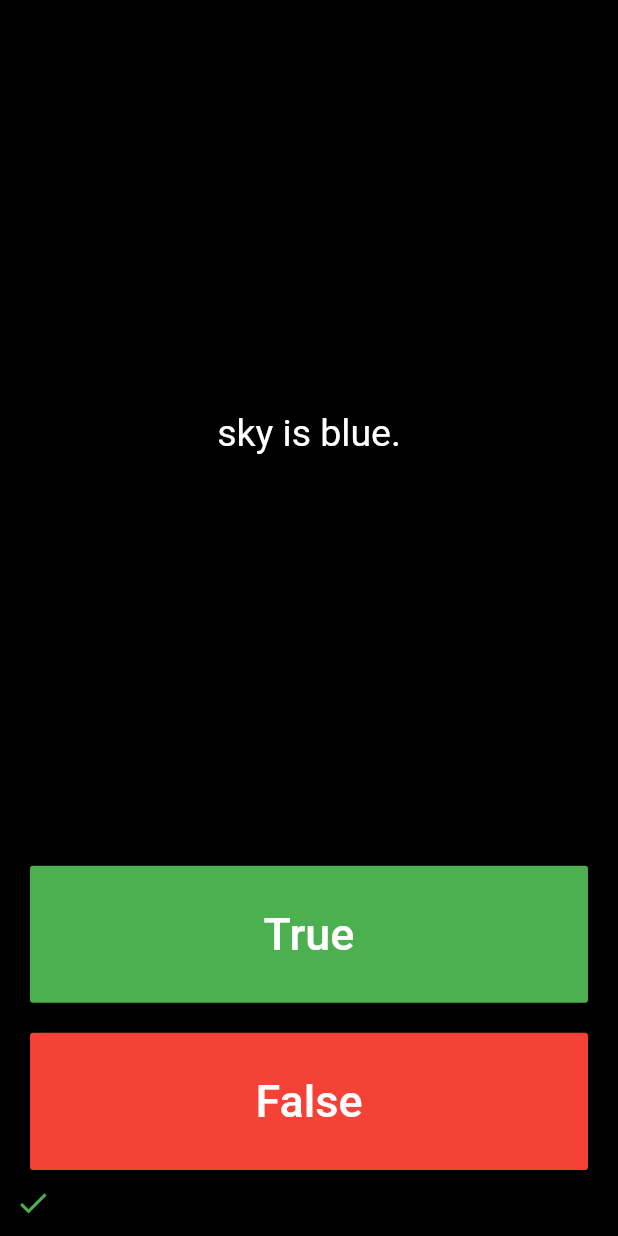
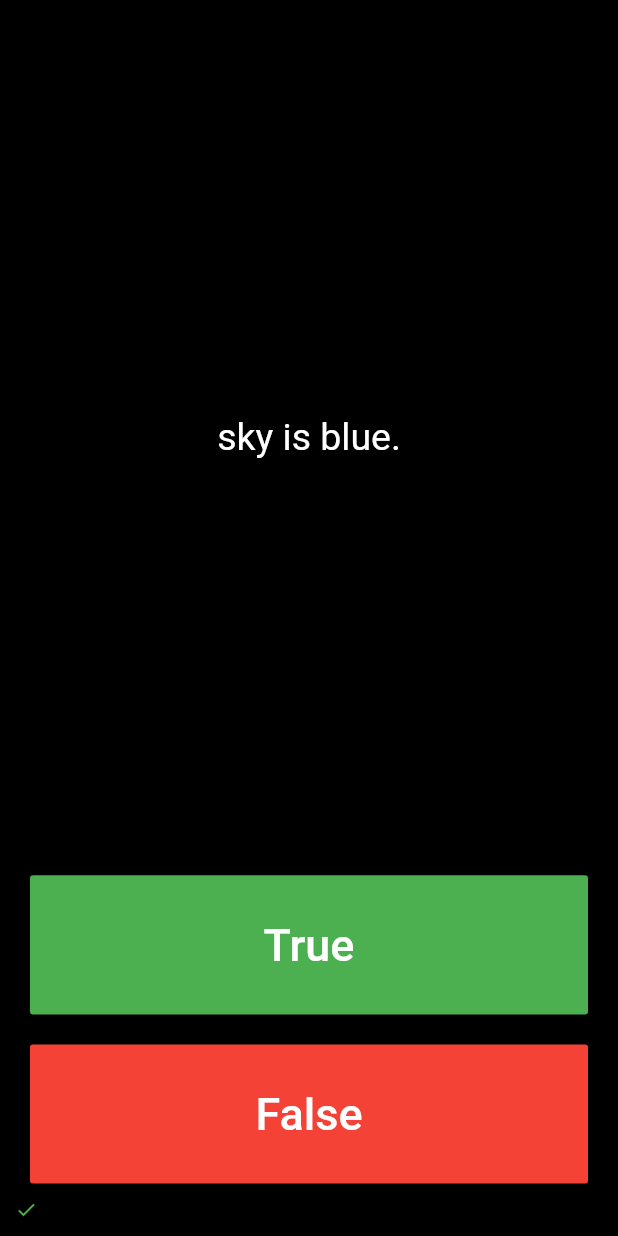
Before and after one commit to shuvam-koirala/QuizApp-flutter, a Flutter app: the screen it shows after launch, after a tap on "True", on a phone screen of 412 x 824 dp. Run offline on Flutter 3.47's test engine with Material 2 defaults, Android fonts, the phone set to English and light mode, and no system bars.

Commit message:
Update main.dart

```diff
--- a/lib/main.dart
+++ b/lib/main.dart
@@ -104,6 +104,7 @@ class _QuizPageState extends State<QuizPage> {
         quizBrain.scorekeeper.add(
           Icon(
             Icons.check,
+            size:15,
             color: Colors.green,
           ),
         );
@@ -116,6 +117,7 @@ class _QuizPageState extends State<QuizPage> {
         quizBrain.scorekeeper.add(
           Icon(
             Icons.close,
+            size:15
             color: Colors.red,
           ),
         );
```
